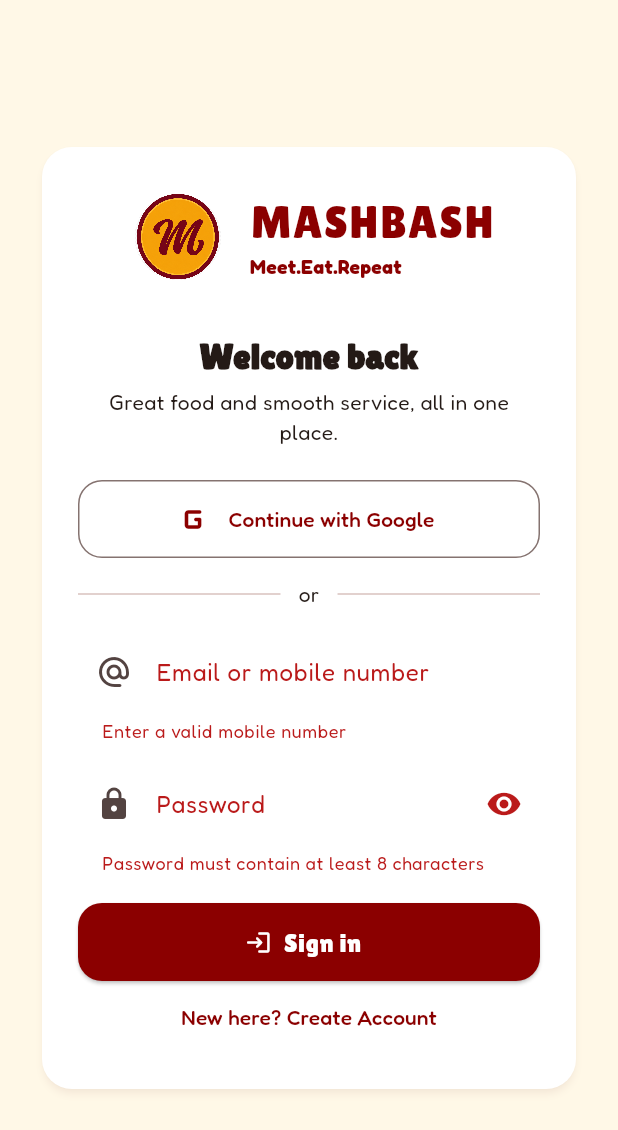
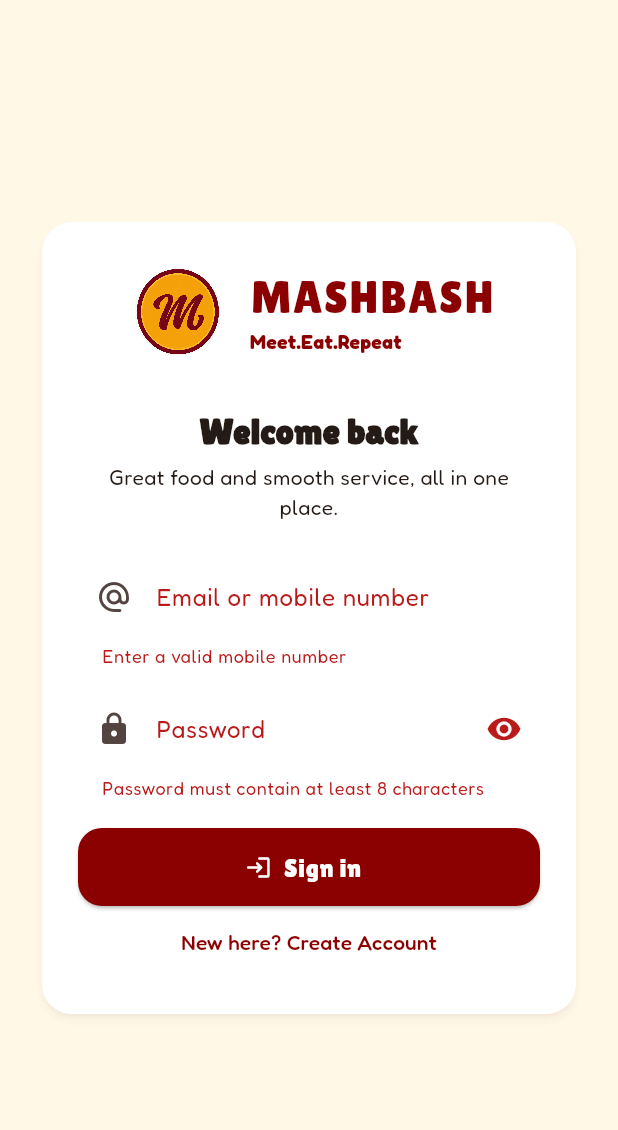
Before and after one commit to thebookkeepers-source/Mashbash, a Flutter app: the screen it shows after launch, after a tap on "Sign in", on a phone screen of 412 x 824 dp. Shown: the top 1130 px of the screen. Run offline on Flutter 3.47's test engine with Material 3 defaults, Android fonts, the phone set to English and light mode, and no system bars; our stand-ins replace cached_network_image, connectivity_plus, firebase_core, firebase_messaging, fl_chart, flutter_local_notifications and 5 more; accounts and stored records are empty.

Commit message:
Hide Google login until configured

```diff
--- a/lib/screens/auth/auth_screens.dart
+++ b/lib/screens/auth/auth_screens.dart
@@ -3,6 +3,7 @@ import 'package:provider/provider.dart';
 
 import '../../providers/app_provider.dart';
 import '../../utils/app_theme.dart';
+import '../../utils/feature_flags.dart';
 import '../../utils/validators.dart';
 import '../../widgets/mash_widgets.dart';
 
@@ -17,6 +18,13 @@ class _LoginScreenState extends State<LoginScreen> {
   final _identifier = TextEditingController();
   final _password = TextEditingController();
   bool _obscure = true;
+
+  @override
+  void dispose() {
+    _identifier.dispose();
+    _password.dispose();
+    super.dispose();
+  }
 
   @override
   Widget build(BuildContext context) => Scaffold(
@@ -39,6 +47,7 @@ class _LoginScreenState extends State<LoginScreen> {
                         const Text('Great food and smooth service, all in one place.', textAlign: TextAlign.center),
                         const SizedBox(height: 22),
                         const ErrorBanner(),
+                        if (FeatureFlags.googleSignIn) ...[
                           OutlinedButton.icon(
                             onPressed: context.watch<AppProvider>().busy ? null : context.read<AppProvider>().googleLogin,
                             icon: const Icon(Icons.g_mobiledata_rounded, size: 30),
@@ -46,6 +55,7 @@ class _LoginScreenState extends State<LoginScreen> {
                             style: OutlinedButton.styleFrom(minimumSize: const Size.fromHeight(52), shape: RoundedRectangleBorder(borderRadius: BorderRadius.circular(16))),
                           ),
                           const Padding(padding: EdgeInsets.symmetric(vertical: 14), child: Row(children: [Expanded(child: Divider()), Padding(padding: EdgeInsets.symmetric(horizontal: 12), child: Text('or')), Expanded(child: Divider())])),
+                        ],
                         TextFormField(controller: _identifier, keyboardType: TextInputType.emailAddress, validator: Validators.emailOrPhone, decoration: const InputDecoration(labelText: 'Email or mobile number', prefixIcon: Icon(Icons.alternate_email_rounded))),
                         const SizedBox(height: 12),
                         TextFormField(
@@ -55,9 +65,12 @@ class _LoginScreenState extends State<LoginScreen> {
                           decoration: InputDecoration(labelText: 'Password', prefixIcon: const Icon(Icons.lock_rounded), suffixIcon: IconButton(onPressed: () => setState(() => _obscure = !_obscure), icon: Icon(_obscure ? Icons.visibility : Icons.visibility_off))),
                         ),
                         const SizedBox(height: 18),
-                        AsyncButton(label: 'Sign in', icon: Icons.login_rounded, onPressed: () {
+                        SizedBox(
+                          width: double.infinity,
+                          child: AsyncButton(label: 'Sign in', icon: Icons.login_rounded, onPressed: () {
                             if (_form.currentState!.validate()) context.read<AppProvider>().login(_identifier.text, _password.text);
                           }),
+                        ),
                         TextButton(onPressed: () => Navigator.push(context, MaterialPageRoute(builder: (_) => const RegisterScreen())), child: const Text('New here? Create Account')),
                       ]),
                     ),
--- /dev/null
+++ b/lib/utils/feature_flags.dart
@@ -0,0 +1,5 @@
+class FeatureFlags {
+  const FeatureFlags._();
+
+  static bool get googleSignIn => false;
+}
```
Also changed, not shown: 2 other files. Lines whose indentation alone changed are shown as unchanged.
